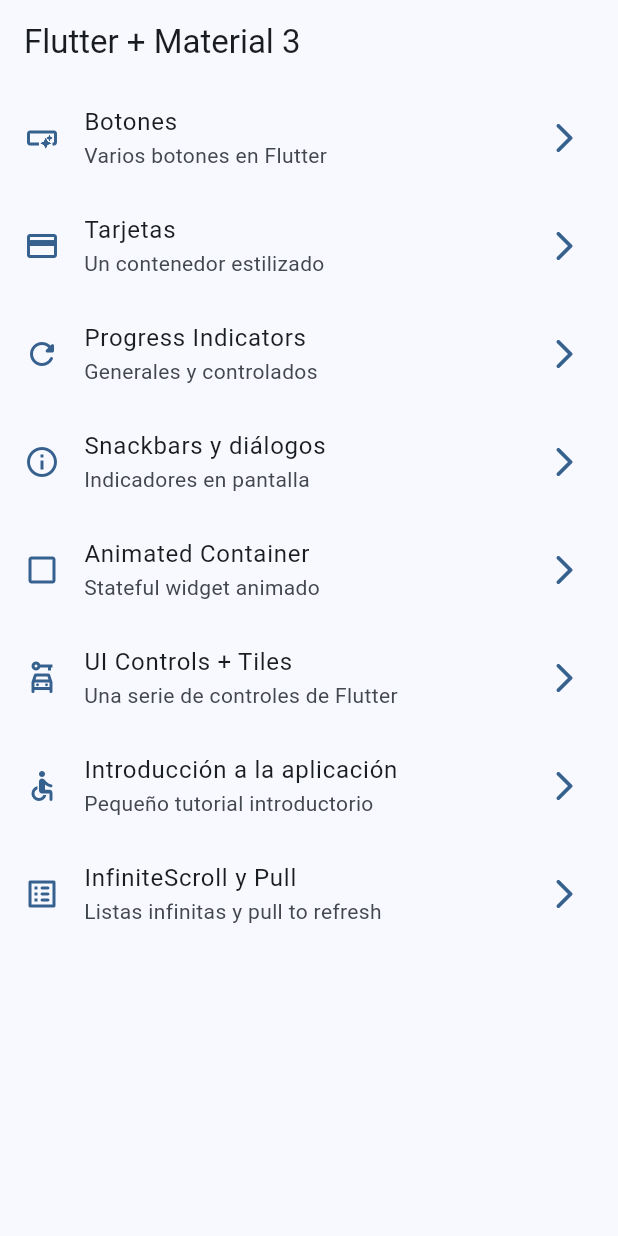
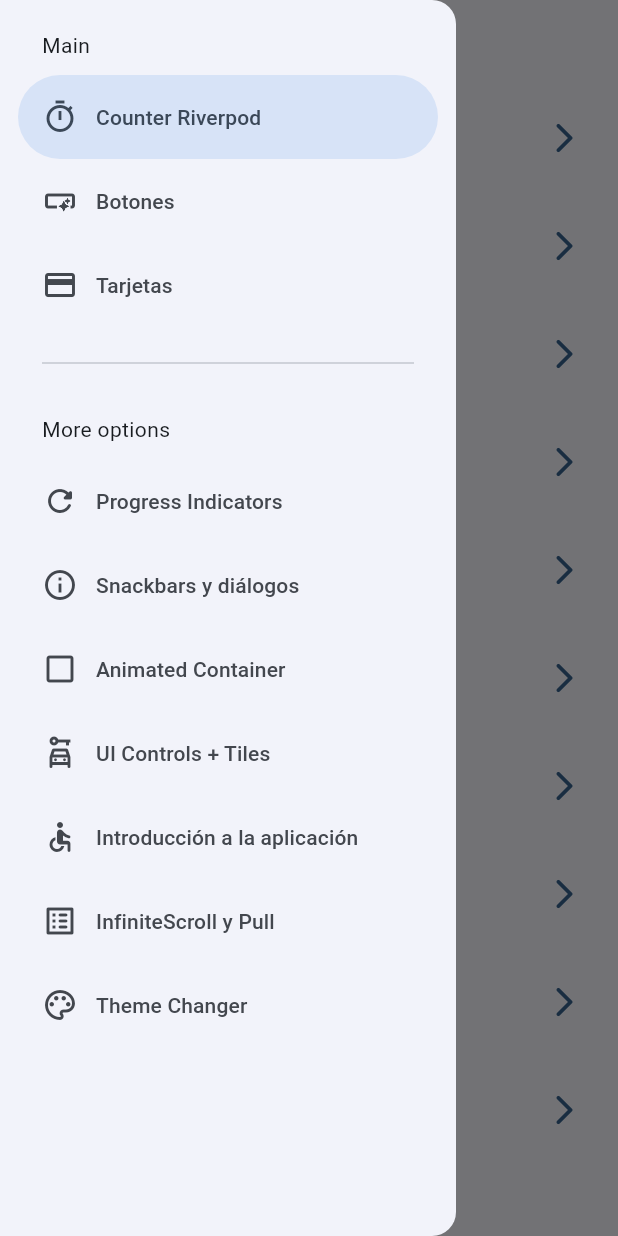
Before and after one commit to AtilaDev/widgets_app, a Flutter app: the screen it shows after launch, with the side drawer open (before the commit the screen has no drawer), on a phone screen of 412 x 824 dp. Run offline on Flutter 3.47's test engine with Material 2 defaults, Android fonts, the phone set to English and light mode, and no system bars; our stand-ins replace animate_do, flutter_riverpod, go_router.

Commit message:
antes de StateNotifier

```diff
--- a/lib/config/menu/menu_items.dart
+++ b/lib/config/menu/menu_items.dart
@@ -15,6 +15,12 @@ class MenuItem {
 }
 
 const appMenuItems = <MenuItem>[
+  MenuItem(
+    title: 'Counter Riverpod',
+    subTitle: 'Counter Riverpod',
+    link: '/counter_screen',
+    icon: Icons.timer_outlined,
+  ),
   MenuItem(
     title: 'Botones',
     subTitle: 'Varios botones en Flutter',
@@ -63,4 +69,10 @@ const appMenuItems = <MenuItem>[
     link: '/infinite_scroll',
     icon: Icons.list_alt_rounded,
   ),
+  MenuItem(
+    title: 'Theme Changer',
+    subTitle: 'Cambiar tema de la aplicación',
+    link: '/theme_changer',
+    icon: Icons.color_lens_outlined,
+  ),
 ];
--- a/lib/config/router/app_router.dart
+++ b/lib/config/router/app_router.dart
@@ -1,5 +1,7 @@
 import 'package:go_router/go_router.dart';
+import 'package:widgets_app/presentation/screens/counter/counter_screen.dart';
 import 'package:widgets_app/presentation/screens/screens.dart';
+import 'package:widgets_app/presentation/screens/theme_changer/theme_changer_screen.dart';
 
 // GoRouter configuration
 final appRouter = GoRouter(
@@ -49,6 +51,16 @@ final appRouter = GoRouter(
       path: '/infinite_scroll',
       name: InfiniteScrollScreen.name,
       builder: (context, state) => const InfiniteScrollScreen(),
+    ),
+    GoRoute(
+      path: '/counter_screen',
+      name: CounterScreen.name,
+      builder: (context, state) => const CounterScreen(),
+    ),
+    GoRoute(
+      path: '/theme_changer',
+      name: ThemeChangerScreen.name,
+      builder: (context, state) => const ThemeChangerScreen(),
     )
   ],
 );
--- a/lib/config/theme/app_theme.dart
+++ b/lib/config/theme/app_theme.dart
@@ -15,9 +15,11 @@ const colorList = <Color>[
 
 class AppTheme {
   final int selectedColor;
+  final bool isDarkmode;
 
   AppTheme({
     this.selectedColor = 0,
+    this.isDarkmode = false,
   })  : assert(selectedColor >= 0,
             'Selected color must be equal or greater than 0'),
         assert(selectedColor < colorList.length,
@@ -25,6 +27,7 @@ class AppTheme {
 
   ThemeData getTheme() => ThemeData(
       useMaterial3: true,
+      brightness: isDarkmode ? Brightness.dark : Brightness.light,
       colorSchemeSeed: colorList[selectedColor],
       appBarTheme: const AppBarTheme(centerTitle: false));
 }
--- a/lib/main.dart
+++ b/lib/main.dart
@@ -1,21 +1,31 @@
 import 'package:flutter/material.dart';
+import 'package:flutter_riverpod/flutter_riverpod.dart';
 import 'package:widgets_app/config/router/app_router.dart';
 import 'package:widgets_app/config/theme/app_theme.dart';
+import 'package:widgets_app/presentation/providers/theme_provider.dart';
 
 void main() {
-  runApp(const MainApp());
+  runApp(
+    const ProviderScope(
+      child: MainApp(),
+    ),
+  );
 }
 
-class MainApp extends StatelessWidget {
+class MainApp extends ConsumerWidget {
   const MainApp({super.key});
 
   @override
-  Widget build(BuildContext context) {
+  Widget build(BuildContext context, WidgetRef ref) {
+    final int selectedColor = ref.watch(selectedColorProvider);
+    final bool isDarkmode = ref.watch(isDarkmodeProvider);
+
     return MaterialApp.router(
       title: "Flutter Widgets",
       routerConfig: appRouter,
       debugShowCheckedModeBanner: false,
-      theme: AppTheme(selectedColor: 0).getTheme(),
+      theme: AppTheme(selectedColor: selectedColor, isDarkmode: isDarkmode)
+          .getTheme(),
       // home: const HomeScreen(),
       // routes: {
       //   '/buttons': (context) => const ButtonsScreen(),
--- /dev/null
+++ b/lib/presentation/providers/counter_provider.dart
@@ -0,0 +1,3 @@
+import 'package:flutter_riverpod/flutter_riverpod.dart';
+
+final counterProvider = StateProvider((ref) => 5);
--- /dev/null
+++ b/lib/presentation/providers/theme_provider.dart
@@ -0,0 +1,9 @@
+import 'package:flutter_riverpod/flutter_riverpod.dart';
+import 'package:widgets_app/config/theme/app_theme.dart';
+
+final isDarkmodeProvider = StateProvider((ref) => false);
+
+// Listado de colores inmutable
+final colorListProvider = Provider((ref) => colorList);
+
+final selectedColorProvider = StateProvider((ref) => 0);
--- a/lib/presentation/screens/home/home_screen.dart
+++ b/lib/presentation/screens/home/home_screen.dart
@@ -1,7 +1,7 @@
 import 'package:flutter/material.dart';
 import 'package:go_router/go_router.dart';
 import 'package:widgets_app/config/menu/menu_items.dart';
-import 'package:widgets_app/presentation/screens/cards/cards_screen.dart';
+import 'package:widgets_app/presentation/widgets/side_menu.dart';
 
 class HomeScreen extends StatelessWidget {
   static const String name = 'home_screen';
@@ -10,11 +10,17 @@ class HomeScreen extends StatelessWidget {
 
   @override
   Widget build(BuildContext context) {
+    final scaffoldKey = GlobalKey<ScaffoldState>();
+
     return Scaffold(
+      key: scaffoldKey,
       appBar: AppBar(
         title: const Text('Flutter + Material 3'),
       ),
       body: const _HomeView(),
+      drawer: SideMenu(
+        scaffoldKey: scaffoldKey,
+      ),
     );
   }
 }
--- a/lib/presentation/screens/progress/progress_screen.dart
+++ b/lib/presentation/screens/progress/progress_screen.dart
@@ -2,7 +2,6 @@ import 'package:flutter/material.dart';
 
 class ProgressScreen extends StatelessWidget {
   static const name = 'progress_screen';
-
   const ProgressScreen({super.key});
 
   @override
--- /dev/null
+++ b/lib/presentation/widgets/side_menu.dart
@@ -0,0 +1,59 @@
+import 'package:flutter/material.dart';
+import 'package:go_router/go_router.dart';
+import 'package:widgets_app/config/menu/menu_items.dart';
+
+class SideMenu extends StatefulWidget {
+  final GlobalKey<ScaffoldState> scaffoldKey;
+
+  const SideMenu({
+    super.key,
+    required this.scaffoldKey,
+  });
+
+  @override
+  State<SideMenu> createState() => _SideMenuState();
+}
+
+class _SideMenuState extends State<SideMenu> {
+  int navDrawerIndex = 0;
+
+  @override
+  Widget build(BuildContext context) {
+    final hasNotch = MediaQuery.of(context).viewPadding.top > 35;
+
+    return NavigationDrawer(
+      selectedIndex: navDrawerIndex,
+      onDestinationSelected: (value) {
+        setState(() {
+          navDrawerIndex = value;
+        });
+
+        final menuItem = appMenuItems[value];
+        context.push(menuItem.link);
+        widget.scaffoldKey.currentState?.closeDrawer();
+      },
+      children: [
+        Padding(
+          padding: EdgeInsets.fromLTRB(28, hasNotch ? 0 : 20, 16, 10),
+          child: const Text('Main'),
+        ),
+        ...appMenuItems.sublist(0, 3).map((item) => NavigationDrawerDestination(
+              icon: Icon(item.icon),
+              label: Text(item.title),
+            )),
+        const Padding(
+          padding: EdgeInsets.fromLTRB(28, 16, 28, 16),
+          child: Divider(),
+        ),
+        const Padding(
+          padding: EdgeInsets.fromLTRB(28, 10, 16, 10),
+          child: Text('More options'),
+        ),
+        ...appMenuItems.sublist(3).map((item) => NavigationDrawerDestination(
+              icon: Icon(item.icon),
+              label: Text(item.title),
+            )),
+      ],
+    );
+  }
+}
--- a/pubspec.yaml
+++ b/pubspec.yaml
@@ -10,6 +10,7 @@ dependencies:
   animate_do: ^3.0.2
   flutter:
     sdk: flutter
+  flutter_riverpod: ^2.3.6
   go_router: ^6.5.7
 
 dev_dependencies:
```
Also changed, not shown: lib/presentation/screens/counter/counter_screen.dart (added, +44 -0 lines), lib/presentation/screens/theme_changer/theme_changer_screen.dart (added, +60 -0 lines), pubspec.lock.
